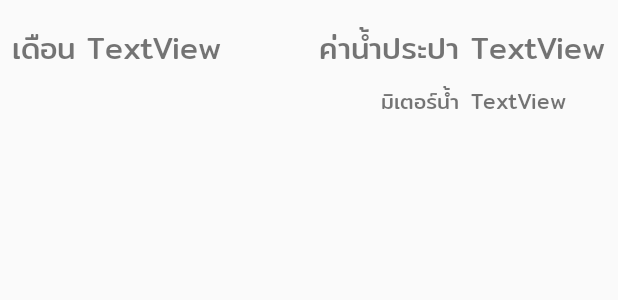
After one commit to Suppasek/WaterUsageChecker, an Android app: the layout item_water_record.xml on its own in the app's theme, with its tools: preview values and no code run, on a phone screen of 412 x 824 dp. The commit adds this screen. Shown: the top 300 px of the screen. Run offline under Robolectric (Android 15) with nearby library versions, the phone set to English and light mode, and no system bars.

Commit message:
bill fragment

```diff
--- a/app/src/main/java/com/kmitl/vpower/waterusagechecker/WaterRecordAdapter.java
+++ b/app/src/main/java/com/kmitl/vpower/waterusagechecker/WaterRecordAdapter.java
@@ -50,8 +50,8 @@ public class WaterRecordAdapter extends ArrayAdapter<WaterRecord> {
         Log.d("adapter", "setThreeColumnINaRow");
         roomText.setText(record.getHouseNo());
         unitsText.setText(Integer.toString(record.getRecordUnit()));
-        unitPriceText.setText(Integer.toString(record.getPrice()));
-        amountText.setText(totalPrice);
+        unitPriceText.setText(Integer.toString(18));
+        amountText.setText(Integer.toString(record.getPrice()));
 
         return recordItem;
     }
--- a/app/src/main/java/com/kmitl/vpower/waterusagechecker/WaterRecordFragment.java
+++ b/app/src/main/java/com/kmitl/vpower/waterusagechecker/WaterRecordFragment.java
@@ -82,7 +82,6 @@ public class WaterRecordFragment extends Fragment {
     @Nullable
     @Override
     public View onCreateView(@NonNull LayoutInflater inflater, @Nullable ViewGroup container, @Nullable Bundle savedInstanceState) {
-
         return inflater.inflate(R.layout.fragment_water_record, container, false);
     }
 
--- /dev/null
+++ b/app/src/main/res/layout/item_water_record.xml
@@ -0,0 +1,74 @@
+<?xml version="1.0" encoding="utf-8"?>
+<android.support.constraint.ConstraintLayout xmlns:android="http://schemas.android.com/apk/res/android"
+    xmlns:app="http://schemas.android.com/apk/res-auto"
+    xmlns:tools="http://schemas.android.com/tools"
+    android:layout_width="match_parent"
+    android:layout_height="wrap_content">
+
+    <TextView
+        android:id="@+id/textView8"
+        android:layout_width="wrap_content"
+        android:layout_height="wrap_content"
+        android:layout_marginLeft="8dp"
+        android:layout_marginStart="8dp"
+        android:layout_marginTop="16dp"
+        android:text="เดือน"
+        android:textSize="20dp"
+        app:layout_constraintStart_toStartOf="parent"
+        app:layout_constraintTop_toTopOf="parent" />
+
+    <TextView
+        android:id="@+id/water_bill_month"
+        android:layout_width="wrap_content"
+        android:layout_height="wrap_content"
+        android:layout_marginLeft="8dp"
+        android:layout_marginStart="8dp"
+        android:layout_marginTop="16dp"
+        android:text="TextView"
+        android:textSize="20dp"
+        app:layout_constraintStart_toEndOf="@+id/textView8"
+        app:layout_constraintTop_toTopOf="parent" />
+
+    <TextView
+        android:id="@+id/textView11"
+        android:layout_width="wrap_content"
+        android:layout_height="wrap_content"
+        android:layout_marginEnd="8dp"
+        android:layout_marginRight="8dp"
+        android:layout_marginTop="16dp"
+        android:text="ค่าน้ำประปา"
+        android:textSize="20dp"
+        app:layout_constraintEnd_toStartOf="@+id/water_bill_price"
+        app:layout_constraintTop_toTopOf="parent" />
+
+    <TextView
+        android:id="@+id/water_bill_price"
+        android:layout_width="wrap_content"
+        android:layout_height="wrap_content"
+        android:layout_marginEnd="8dp"
+        android:layout_marginRight="8dp"
+        android:layout_marginTop="16dp"
+        android:text="TextView"
+        android:textSize="20dp"
+        app:layout_constraintEnd_toEndOf="parent"
+        app:layout_constraintTop_toTopOf="parent" />
+
+    <TextView
+        android:id="@+id/water_bill_meter"
+        android:layout_width="wrap_content"
+        android:layout_height="wrap_content"
+        android:layout_marginTop="8dp"
+        android:text="TextView"
+        app:layout_constraintStart_toStartOf="@+id/water_bill_price"
+        app:layout_constraintTop_toBottomOf="@+id/water_bill_price" />
+
+    <TextView
+        android:id="@+id/textView19"
+        android:layout_width="wrap_content"
+        android:layout_height="wrap_content"
+        android:layout_marginTop="8dp"
+        android:text="มิเตอร์น้ำ"
+        app:layout_constraintEnd_toEndOf="@+id/textView11"
+        app:layout_constraintTop_toBottomOf="@+id/textView11" />
+
+</android.support.constraint.ConstraintLayout>
```
Also changed, not shown: app/src/main/java/com/kmitl/vpower/waterusagechecker/LoginFragment.java (+12 -1 lines), app/src/main/java/com/kmitl/vpower/waterusagechecker/MainActivity.java (+13 -1 lines), app/src/main/java/com/kmitl/vpower/waterusagechecker/User.java (+9 -0 lines), app/src/main/java/com/kmitl/vpower/waterusagechecker/WaterBillAdapter.java (added, +39 -0 lines), app/src/main/java/com/kmitl/vpower/waterusagechecker/WaterBillRecordFragment.java (added, +113 -0 lines), app/src/main/java/com/kmitl/vpower/waterusagechecker/WaterViewHolder.java (added, +19 -0 lines), app/src/main/res/drawable/ic_logout.xml (added, +13 -0 lines), app/src/main/res/layout/fragment_water_bill.xml (added, +42 -0 lines).
